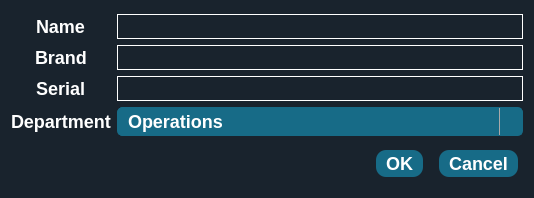
Before: the Qt Designer form addDeviceForm.ui in AbdulrahmanGhitani/CalibroCare, drawn with Qt 5.
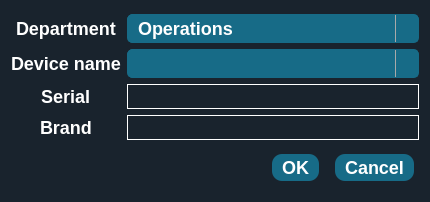
After: the same form once the commit is applied. Icons and pictures are not drawn.

Commit message: complete create form and delete

Patch:
```diff
--- a/addDeviceForm.ui
+++ b/addDeviceForm.ui
@@ -6,8 +6,8 @@
    <rect>
     <x>0</x>
     <y>0</y>
-    <width>534</width>
-    <height>198</height>
+    <width>430</width>
+    <height>202</height>
    </rect>
   </property>
   <property name="windowTitle">
@@ -345,33 +345,27 @@
    <item row="0" column="0">
     <layout class="QGridLayout" name="gridLayout">
      <item row="1" column="0" alignment="Qt::AlignHCenter">
-      <widget class="QLabel" name="label">
+      <widget class="QLabel" name="label_3">
        <property name="text">
-        <string>Brand</string>
+        <string>Device name</string>
        </property>
       </widget>
      </item>
-     <item row="1" column="2">
-      <widget class="QLineEdit" name="brand_lineEdit"/>
-     </item>
-     <item row="2" column="0" alignment="Qt::AlignHCenter">
-      <widget class="QLabel" name="label_2">
-       <property name="text">
-        <string>Serial</string>
-       </property>
-      </widget>
-     </item>
-     <item row="2" column="2">
-      <widget class="QLineEdit" name="serial_lineEdit"/>
-     </item>
-     <item row="3" column="0">
+     <item row="0" column="0" alignment="Qt::AlignHCenter">
       <widget class="QLabel" name="label_4">
        <property name="text">
         <string>Department</string>
        </property>
       </widget>
      </item>
-     <item row="3" column="2">
+     <item row="6" column="0" alignment="Qt::AlignHCenter">
+      <widget class="QLabel" name="label">
+       <property name="text">
+        <string>Brand</string>
+       </property>
+      </widget>
+     </item>
+     <item row="0" column="2">
       <widget class="QComboBox" name="dept_comboBox">
        <item>
         <property name="text">
@@ -400,22 +394,21 @@
        </item>
       </widget>
      </item>
-     <item row="0" column="0" alignment="Qt::AlignHCenter">
-      <widget class="QLabel" name="label_3">
+     <item row="4" column="0" alignment="Qt::AlignHCenter">
+      <widget class="QLabel" name="label_2">
        <property name="text">
-        <string>Name</string>
+        <string>Serial</string>
        </property>
       </widget>
      </item>
-     <item row="0" column="2">
-      <widget class="QLineEdit" name="name_lineEdit">
-       <property name="readOnly">
-        <bool>true</bool>
-       </property>
-       <property name="clearButtonEnabled">
-        <bool>false</bool>
-       </property>
-      </widget>
+     <item row="4" column="2">
+      <widget class="QLineEdit" name="serial_lineEdit"/>
+     </item>
+     <item row="6" column="2">
+      <widget class="QLineEdit" name="brand_lineEdit"/>
+     </item>
+     <item row="1" column="2">
+      <widget class="QComboBox" name="device_comboBox"/>
      </item>
     </layout>
    </item>
```
Left out of the diff: 20 changed lines with no effect on the pictures. The commit also changes 5 other files.
